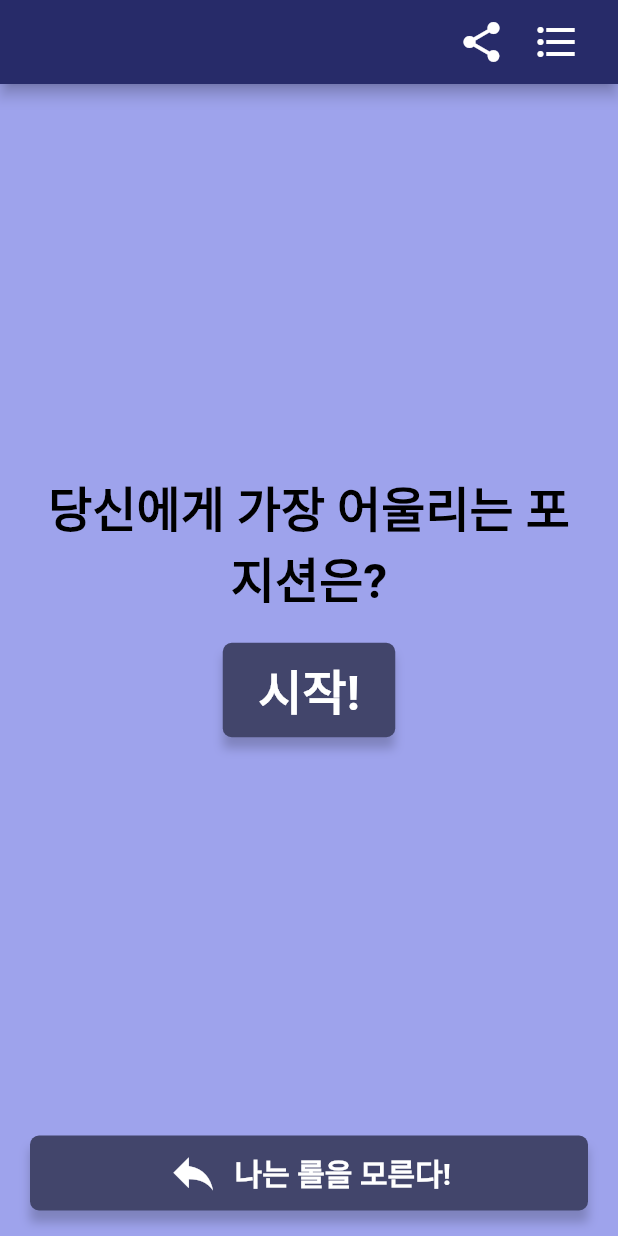
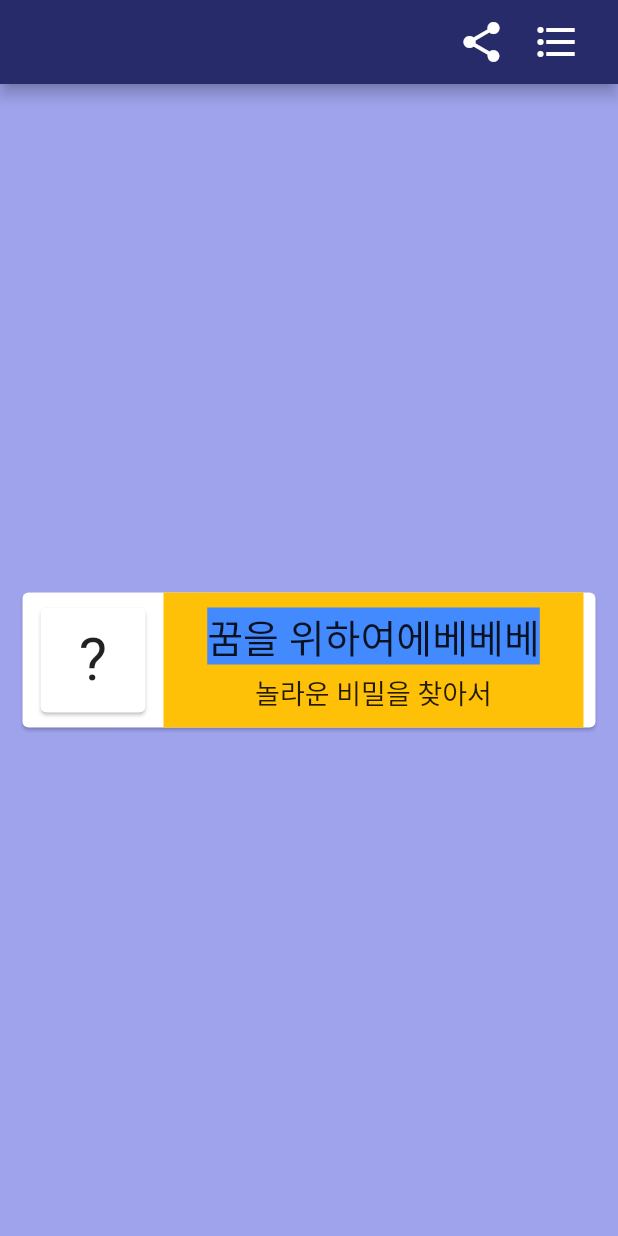
Before and after one commit to gns0170/flutter_app_7, a Flutter app: the screen it shows after launch, after a tap on "나는 롤을 모른다!", on a phone screen of 412 x 824 dp. Run offline on Flutter 3.47's test engine with Material 2 defaults, Android fonts, the phone set to English and light mode, and no system bars; our stand-ins replace charts_flutter.

Commit message:
8th, test widget listTile achievements

```diff
--- a/lib/main.dart
+++ b/lib/main.dart
@@ -1,4 +1,5 @@
 import 'package:flutter/material.dart';
+import 'package:flutter_application_7/screens/achievements/achievement.dart';
 import 'package:flutter_application_7/screens/questions.dart';
 import 'package:flutter_application_7/screens/result/result.dart';
 import 'package:flutter_application_7/widgets/appbar.dart';
@@ -32,6 +33,7 @@ class MyApp extends StatelessWidget {
             '/': (context) => const Home(),
             '/question': (context) => const Question(),
             '/result': (context) => const Result(),
+            '/achievement': (context) => const Achievement(),
           },
         ),
       ),
--- /dev/null
+++ b/lib/screens/achievements/achievement.dart
@@ -0,0 +1,53 @@
+import 'package:flutter/material.dart';
+
+import '../../widgets/layout.dart';
+
+//List
+class Achievement extends StatefulWidget {
+  const Achievement({Key? key}) : super(key: key);
+
+  @override
+  _AchievementState createState() => _AchievementState();
+}
+
+dynamic globalTabController;
+
+class _AchievementState extends State<Achievement> {
+  @override
+  Widget build(BuildContext context) {
+    return centerColumn([
+      Card(
+          child: Container(
+              width: MediaQuery.of(context).size.width - 30,
+              height: 90,
+              child: Row(children: [
+                const SizedBox(width: 8),
+                Card(
+                  child: Container(
+                    alignment: Alignment.center,
+                    width: 70,
+                    height: 70,
+                    child: const Text('?',
+                        style: TextStyle(fontSize: 40, color: Colors.black87)),
+                  ),
+                ),
+                const SizedBox(width: 8),
+                Container(
+                    width: 280,
+                    color: Colors.amber,
+                    padding: const EdgeInsets.symmetric(horizontal: 10),
+                    child: Column(
+                      mainAxisAlignment: MainAxisAlignment.center,
+                      children: [
+                        Container(
+                            color: Colors.blueAccent,
+                            child: Text('꿈을 위하여에베베베',
+                                style: TextStyle(fontSize: 26))),
+                        SizedBox(height: 5),
+                        Text('놀라운 비밀을 찾아서', style: TextStyle(fontSize: 18))
+                      ],
+                    )),
+              ])))
+    ]);
+  }
+}
--- a/lib/screens/home.dart
+++ b/lib/screens/home.dart
@@ -50,7 +50,9 @@ class HomeState extends State<Home> {
         DarkButton(
           text: "나는 롤을 모른다!",
           height: 50,
-          onPressed: () {},
+          onPressed: () {
+            Navigator.pushNamed(context, '/achievement');
+          },
           icon: Icons.reply,
         ),
         const SizedBox(
--- a/lib/screens/result/result.dart
+++ b/lib/screens/result/result.dart
@@ -1,7 +1,7 @@
 import 'package:flutter/material.dart';
 
-import './resultContext.dart';
-import './resultGraph.dart';
+import 'result_context.dart';
+import 'result_graph.dart';
 
 //List
 class Result extends StatefulWidget {
@@ -34,7 +34,7 @@ class _ResultState extends State<Result> with SingleTickerProviderStateMixin {
       controller: _tabController,
       children: const [
         ResultContext(),
-        ResultGraph(),
+        ResultGraph1(),
       ],
     );
   }
--- a/lib/widgets/layout.dart
+++ b/lib/widgets/layout.dart
@@ -1,12 +1,12 @@
 import 'package:flutter/material.dart';
 import '../values/colors.dart' as custom_colors;
 
-Widget centerColumn(context) {
+Widget centerColumn(childrens) {
   return Container(
     color: custom_colors.primaryColor5,
     child: Center(
       child: Column(
-          mainAxisAlignment: MainAxisAlignment.center, children: context),
+          mainAxisAlignment: MainAxisAlignment.center, children: childrens),
     ),
   );
 }
```
Also changed, not shown: lib/data/results.dart (+20 -0 lines), lib/screens/result/resultGraph.dart (deleted, +0 -66 lines), lib/screens/result/result_graph.dart (added, +73 -0 lines), lib/widgets/texts.dart (+19 -0 lines), lib/screens/result/result_context.dart (renamed from lib/screens/result/resultContext.dart).
